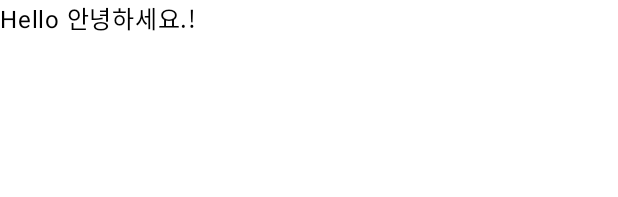
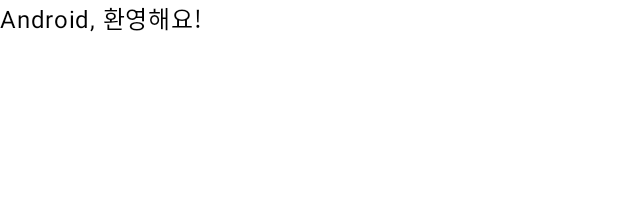
Before and after one commit to Gawon01/Furmily1, an Android app built with Jetpack Compose: the @Preview function GreetingPreview, on a phone screen of 412 x 824 dp. Shown: the top 197 px of the screen. Run offline under Robolectric (Android 15) with nearby library versions, the phone set to English and light mode, and no system bars.

Commit message:
인삿말 변경

```diff
--- a/app/src/main/java/com/gawon/furmily1/MainActivity.kt
+++ b/app/src/main/java/com/gawon/furmily1/MainActivity.kt
@@ -33,7 +33,7 @@ class MainActivity : ComponentActivity() {
 @Composable
 fun Greeting(name: String, modifier: Modifier = Modifier) {
     Text(
-        text = "Hello $name!",
+        text = "$name, 환영해요!",
         modifier = modifier
     )
 }
@@ -42,6 +42,6 @@ fun Greeting(name: String, modifier: Modifier = Modifier) {
 @Composable
 fun GreetingPreview() {
     Furmily1Theme {
-        Greeting("안녕하세요.")
+        Greeting("Android")
     }
 }
```
